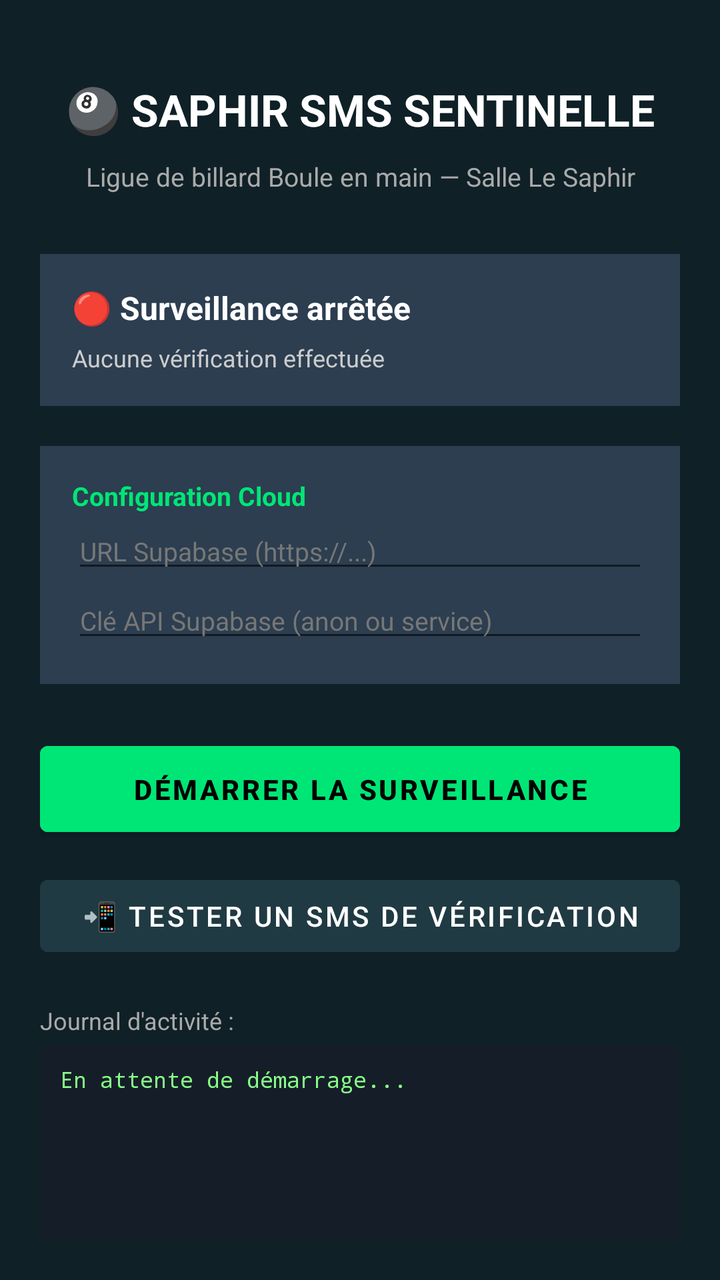
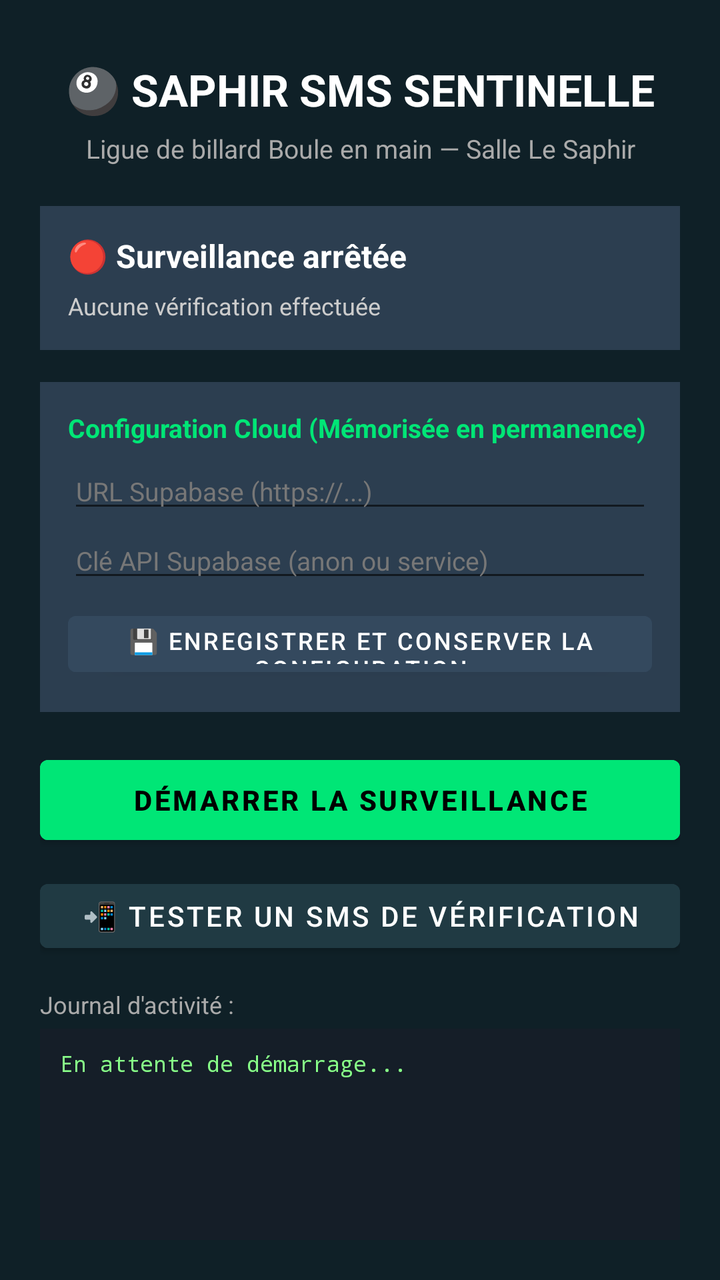

An Android layout rendered at two revisions. The XML below is the earlier revision; the diff shows what the commit changed to produce the second picture.
<!-- AndroidManifest.xml: application theme Theme.SaphirSMS -->
<!-- res/layout/activity_main.xml -->
<?xml version="1.0" encoding="utf-8"?>
<LinearLayout xmlns:android="http://schemas.android.com/apk/res/android"
    android:layout_width="match_parent"
    android:layout_height="match_parent"
    android:orientation="vertical"
    android:background="@color/saphir_blue"
    android:padding="20dp">

    <TextView
        android:layout_width="match_parent"
        android:layout_height="wrap_content"
        android:text="🎱 SAPHIR SMS SENTINELLE"
        android:textColor="@color/white"
        android:textSize="22sp"
        android:textStyle="bold"
        android:gravity="center"
        android:layout_marginTop="20dp"
        android:layout_marginBottom="10dp"/>

    <TextView
        android:layout_width="match_parent"
        android:layout_height="wrap_content"
        android:text="Ligue de billard Boule en main — Salle Le Saphir"
        android:textColor="#AAAAAA"
        android:textSize="13sp"
        android:gravity="center"
        android:layout_marginBottom="30dp"/>

    
    <LinearLayout
        android:layout_width="match_parent"
        android:layout_height="wrap_content"
        android:orientation="vertical"
        android:background="@color/saphir_card"
        android:padding="16dp"
        android:layout_marginBottom="20dp">

        <TextView
            android:id="@+id/tv_status"
            android:layout_width="match_parent"
            android:layout_height="wrap_content"
            android:text="🔴 Surveillance arrêtée"
            android:textColor="@color/white"
            android:textSize="16sp"
            android:textStyle="bold"/>

        <TextView
            android:id="@+id/tv_last_check"
            android:layout_width="match_parent"
            android:layout_height="wrap_content"
            android:text="Aucune vérification effectuée"
            android:textColor="#CCCCCC"
            android:textSize="12sp"
            android:layout_marginTop="6dp"/>
    </LinearLayout>

    
    <LinearLayout
        android:layout_width="match_parent"
        android:layout_height="wrap_content"
        android:orientation="vertical"
        android:background="@color/saphir_card"
        android:padding="16dp"
        android:layout_marginBottom="25dp">

        <TextView
            android:layout_width="match_parent"
            android:layout_height="wrap_content"
            android:text="Configuration Cloud"
            android:textColor="@color/saphir_accent"
            android:textSize="13sp"
            android:textStyle="bold"/>

        <EditText
            android:id="@+id/et_supabase_url"
            android:layout_width="match_parent"
            android:layout_height="wrap_content"
            android:hint="URL Supabase (https://...)"
            android:textColor="@color/white"
            android:textColorHint="#777777"
            android:textSize="13sp"/>

        <EditText
            android:id="@+id/et_supabase_key"
            android:layout_width="match_parent"
            android:layout_height="wrap_content"
            android:hint="Clé API Supabase (anon ou service)"
            android:inputType="textPassword"
            android:textColor="@color/white"
            android:textColorHint="#777777"
            android:textSize="13sp"/>
    </LinearLayout>

    
    <Button
        android:id="@+id/btn_toggle_service"
        android:layout_width="match_parent"
        android:layout_height="55dp"
        android:text="DÉMARRER LA SURVEILLANCE"
        android:backgroundTint="@color/saphir_accent"
        android:textColor="@color/black"
        android:textStyle="bold"
        android:layout_marginBottom="12dp"/>

    <Button
        android:id="@+id/btn_test_sms"
        android:layout_width="match_parent"
        android:layout_height="48dp"
        android:text="📲 TESTER UN SMS DE VÉRIFICATION"
        android:textColor="@color/white"
        android:backgroundTint="@color/saphir_dark"
        android:layout_marginBottom="20dp"/>

    
    <TextView
        android:layout_width="match_parent"
        android:layout_height="wrap_content"
        android:text="Journal d'activité :"
        android:textColor="#AAAAAA"
        android:textSize="12sp"
        android:layout_marginBottom="4dp"/>

    <ScrollView
        android:layout_width="match_parent"
        android:layout_height="0dp"
        android:layout_weight="1"
        android:background="#151E28"
        android:padding="10dp">

        <TextView
            android:id="@+id/tv_logs"
            android:layout_width="match_parent"
            android:layout_height="wrap_content"
            android:text="En attente de démarrage..."
            android:textColor="#88FF88"
            android:textSize="11sp"
            android:fontFamily="monospace"/>
    </ScrollView>

</LinearLayout>
<!-- resources referenced by this layout -->
<resources>
  <color name="black">#FF000000</color>
  <color name="saphir_accent">#00E676</color>
  <color name="saphir_blue">#0F2027</color>
  <color name="saphir_card">#2C3E50</color>
  <color name="saphir_dark">#203A43</color>
  <color name="white">#FFFFFFFF</color>
  <style name="Theme.SaphirSMS" parent="Theme.MaterialComponents.DayNight.NoActionBar">
          <item name="colorPrimary">@color/saphir_accent</item>
          <item name="colorPrimaryVariant">@color/saphir_dark</item>
          <item name="colorOnPrimary">@color/black</item>
          <item name="android:statusBarColor">@color/saphir_blue</item>
      </style>
</resources>

<!-- the commit's change to res/layout/activity_main.xml (unified diff, before → after) -->
@@ -14,8 +14,8 @@
         android:textSize="22sp"
         android:textStyle="bold"
         android:gravity="center"
-        android:layout_marginTop="20dp"
-        android:layout_marginBottom="10dp"/>
+        android:layout_marginTop="10dp"
+        android:layout_marginBottom="6dp"/>
 
     <TextView
         android:layout_width="match_parent"
@@ -24,7 +24,7 @@
         android:textColor="#AAAAAA"
         android:textSize="13sp"
         android:gravity="center"
-        android:layout_marginBottom="30dp"/>
+        android:layout_marginBottom="20dp"/>
 
     
     <LinearLayout
@@ -32,8 +32,8 @@
         android:layout_height="wrap_content"
         android:orientation="vertical"
         android:background="@color/saphir_card"
-        android:padding="16dp"
-        android:layout_marginBottom="20dp">
+        android:padding="14dp"
+        android:layout_marginBottom="16dp">
 
         <TextView
             android:id="@+id/tv_status"
@@ -60,16 +60,17 @@
         android:layout_height="wrap_content"
         android:orientation="vertical"
         android:background="@color/saphir_card"
-        android:padding="16dp"
-        android:layout_marginBottom="25dp">
+        android:padding="14dp"
+        android:layout_marginBottom="18dp">
 
         <TextView
             android:layout_width="match_parent"
             android:layout_height="wrap_content"
-            android:text="Configuration Cloud"
+            android:text="Configuration Cloud (Mémorisée en permanence)"
             android:textColor="@color/saphir_accent"
             android:textSize="13sp"
-            android:textStyle="bold"/>
+            android:textStyle="bold"
+            android:layout_marginBottom="4dp"/>
 
         <EditText
             android:id="@+id/et_supabase_url"
@@ -89,27 +90,37 @@
             android:textColor="@color/white"
             android:textColorHint="#777777"
             android:textSize="13sp"/>
+
+        <Button
+            android:id="@+id/btn_save_config"
+            android:layout_width="match_parent"
+            android:layout_height="40dp"
+            android:text="💾 Enregistrer et conserver la configuration"
+            android:textColor="@color/white"
+            android:backgroundTint="#34495E"
+            android:textSize="12sp"
+            android:layout_marginTop="6dp"/>
     </LinearLayout>
 
     
     <Button
         android:id="@+id/btn_toggle_service"
         android:layout_width="match_parent"
-        android:layout_height="55dp"
+        android:layout_height="52dp"
         android:text="DÉMARRER LA SURVEILLANCE"
         android:backgroundTint="@color/saphir_accent"
         android:textColor="@color/black"
         android:textStyle="bold"
-        android:layout_marginBottom="12dp"/>
+        android:layout_marginBottom="10dp"/>
 
     <Button
         android:id="@+id/btn_test_sms"
         android:layout_width="match_parent"
-        android:layout_height="48dp"
+        android:layout_height="44dp"
         android:text="📲 TESTER UN SMS DE VÉRIFICATION"
         android:textColor="@color/white"
         android:backgroundTint="@color/saphir_dark"
-        android:layout_marginBottom="20dp"/>
+        android:layout_marginBottom="14dp"/>
 
     
     <TextView
